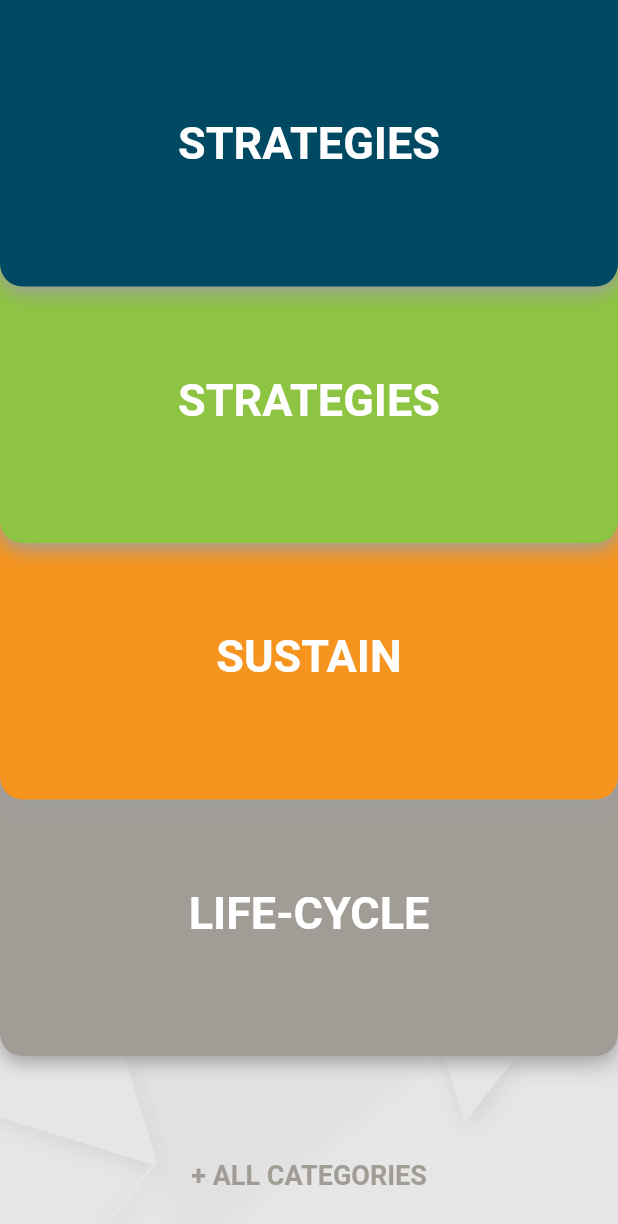
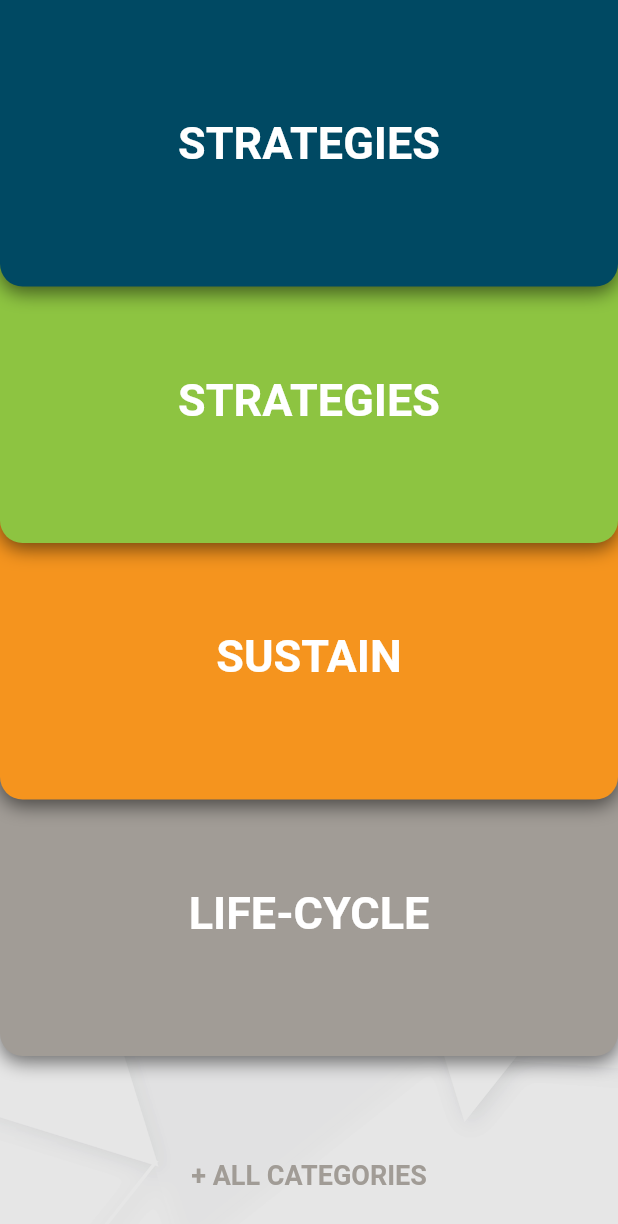
Before and after one commit to SonQBChau/brand_root_solution, a Flutter app: the screen it shows after launch, on a phone screen of 412 x 824 dp. Shown: the top 1224 px of the screen. Run offline on Flutter 3.47's test engine with Material 2 defaults, Android fonts, the phone set to English and light mode, and no system bars; missing offline and left inert: animator.

Commit message:
Update menu_page.dart

```diff
--- a/lib/screens/menu_page.dart
+++ b/lib/screens/menu_page.dart
@@ -43,7 +43,7 @@ class MenuPage extends StatelessWidget {
                               bottomLeft: const Radius.circular(15.0), bottomRight: const Radius.circular(15.0)),
                           boxShadow: [
                             BoxShadow(
-                              color: Colors.grey,
+                              color: Colors.black54,
                               offset: new Offset(0.0, 4.0),
                               blurRadius: 10.0,
                             )
@@ -68,7 +68,7 @@ class MenuPage extends StatelessWidget {
                               bottomLeft: const Radius.circular(15.0), bottomRight: const Radius.circular(15.0)),
                           boxShadow: [
                             BoxShadow(
-                              color: Colors.grey,
+                              color: Colors.black54,
                               offset: new Offset(0.0, 4.0),
                               blurRadius: 10.0,
                             )
@@ -93,7 +93,7 @@ class MenuPage extends StatelessWidget {
                               bottomLeft: const Radius.circular(15.0), bottomRight: const Radius.circular(15.0)),
                           boxShadow: [
                             BoxShadow(
-                              color: Colors.grey,
+                              color: Colors.black54,
                               offset: new Offset(0.0, 4.0),
                               blurRadius: 10.0,
                             )
@@ -118,7 +118,7 @@ class MenuPage extends StatelessWidget {
                               bottomLeft: const Radius.circular(15.0), bottomRight: const Radius.circular(15.0)),
                           boxShadow: [
                             BoxShadow(
-                              color: Colors.grey,
+                              color: Colors.black54,
                               offset: new Offset(0.0, 4.0),
                               blurRadius: 10.0,
                             )
@@ -146,95 +146,6 @@ class MenuPage extends StatelessWidget {
         ),
       ),
     );
-//    return Scaffold(
-//      body: SafeArea(
-//        child: Stack(
-//
-//          children: <Widget>[
-//
-//            Container(
-//              height: height,
-//              decoration: new BoxDecoration(
-//                color: colorGrey,
-//                borderRadius: new BorderRadius.only(
-//                    bottomLeft:  const  Radius.circular(15.0),
-//                    bottomRight: const  Radius.circular(15.0)),
-//                boxShadow: [
-//                  BoxShadow(
-//                    color: Colors.red,
-//                    offset: new Offset(0.0, 20.0),
-//                    blurRadius: 20.0,
-////                         spreadRadius: 10.0
-//                  )
-//                ],
-//              ),
-//
-//              child: Center(child: Text('SUSTAIN', style: TextStyle(color: Colors.white, fontSize: 30, fontWeight: FontWeight.w700),)),
-//            ),
-//            Container(
-//              height: 3*height/4,
-//              decoration: new BoxDecoration(
-//                color: colorOrange,
-//                borderRadius: new BorderRadius.only(
-//                    bottomLeft:  const  Radius.circular(15.0),
-//                    bottomRight: const  Radius.circular(15.0)),
-//                boxShadow: [
-//                  BoxShadow(
-//                    color: Colors.red,
-//                    offset: new Offset(0.0, 20.0),
-//                    blurRadius: 20.0,
-////                         spreadRadius: 10.0
-//                  )
-//                ],
-//              ),
-//
-//              child: Center(child: Text('SUSTAIN', style: TextStyle(color: Colors.white, fontSize: 30, fontWeight: FontWeight.w700),)),
-//            ),
-//            Container(
-//              height: 2*height/4,
-//              decoration: new BoxDecoration(
-//                color: colorGreen,
-//                borderRadius: new BorderRadius.only(
-//                    bottomLeft:  const  Radius.circular(15.0),
-//                    bottomRight: const  Radius.circular(15.0)),
-//                boxShadow: [
-//                  BoxShadow(
-//                    color: Colors.red,
-//                    offset: new Offset(0.0, 20.0),
-//                    blurRadius: 20.0,
-////                         spreadRadius: 10.0
-//                  )
-//                ],
-//              ),
-//
-//              child: Center(child: Text('STATEGIES', style: TextStyle(color: Colors.white, fontSize: 30, fontWeight: FontWeight.w700),)),
-//            ),
-//            Container(
-//              height: height/4,
-//              decoration: new BoxDecoration(
-//                color: colorBlue,
-//                borderRadius: new BorderRadius.only(
-//                    bottomLeft:  const  Radius.circular(15.0),
-//                    bottomRight: const  Radius.circular(15.0)),
-//                boxShadow: [
-//                  BoxShadow(
-//                    color: Colors.red,
-//                    offset: new Offset(0.0, 20.0),
-//                    blurRadius: 20.0,
-////                         spreadRadius: 10.0
-//                  )
-//                ],
-//              ),
-//
-//              child: Center(child: Text('EVALUATE', style: TextStyle(color: Colors.white, fontSize: 30, fontWeight: FontWeight.w700),)),
-//            ),
-//            Container(
-//              child: Text('ALL CATEGORIES'),
-//            ),
-//
-//          ],
-//        ),
-//      ),
-//    );
+
   }
 }
```
